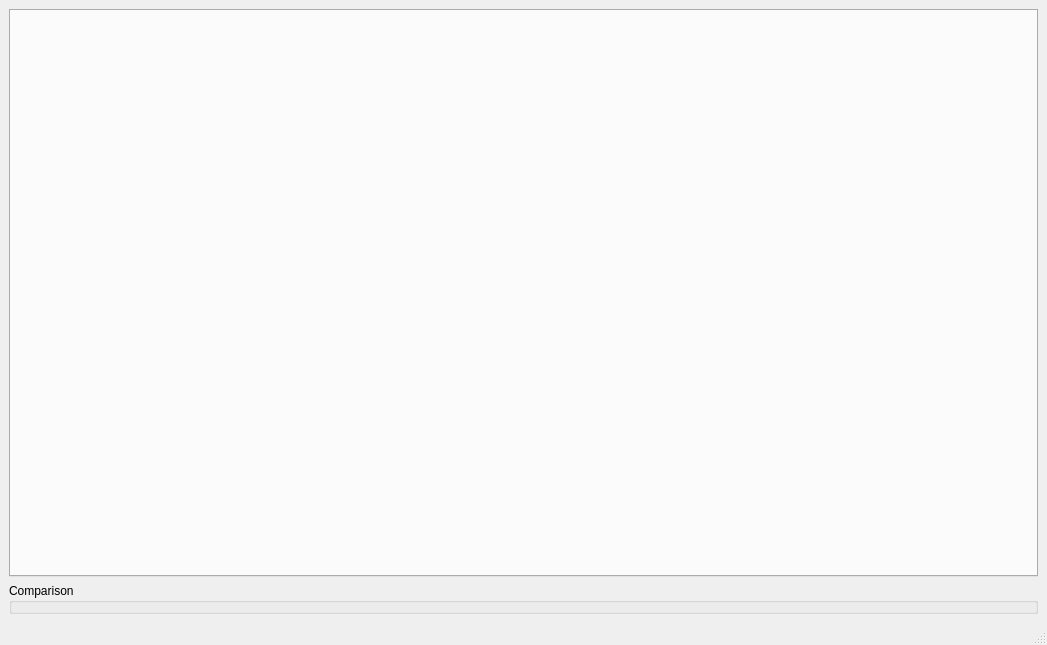
The window that mainwindow.ui (SeriousRedCat/sad-taxes) describes before a commit, drawn with Qt 5.
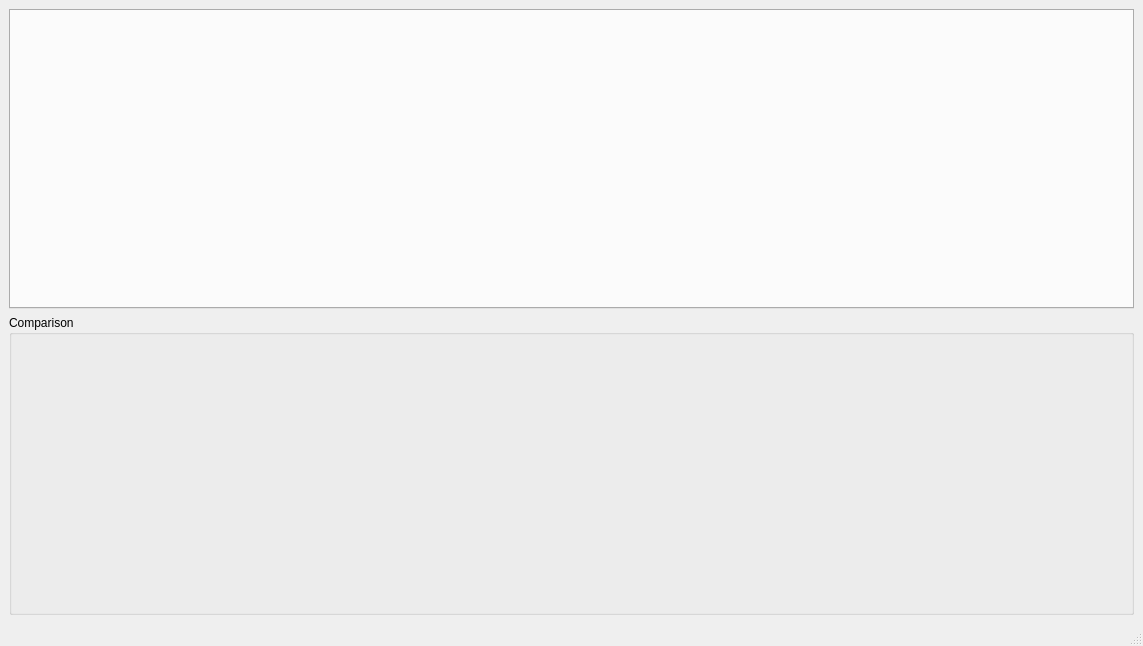
The same window after the commit. Custom widgets are drawn as their Qt base class.

What changed in the file:
```diff
--- a/mainwindow.ui
+++ b/mainwindow.ui
@@ -6,8 +6,8 @@
    <rect>
     <x>0</x>
     <y>0</y>
-    <width>1047</width>
-    <height>645</height>
+    <width>1143</width>
+    <height>646</height>
    </rect>
   </property>
   <property name="windowTitle">
@@ -24,9 +24,20 @@
     </item>
     <item>
      <widget class="QGroupBox" name="groupBox">
+      <property name="sizePolicy">
+       <sizepolicy hsizetype="Preferred" vsizetype="Expanding">
+        <horstretch>0</horstretch>
+        <verstretch>0</verstretch>
+       </sizepolicy>
+      </property>
       <property name="title">
        <string>Comparison</string>
       </property>
+      <layout class="QVBoxLayout" name="verticalLayout_2">
+       <item>
+        <widget class="QCustomPlot" name="graph" native="true"/>
+       </item>
+      </layout>
      </widget>
     </item>
    </layout>
@@ -43,6 +54,14 @@
   </widget>
   <widget class="QStatusBar" name="statusbar"/>
  </widget>
+ <customwidgets>
+  <customwidget>
+   <class>QCustomPlot</class>
+   <extends>QWidget</extends>
+   <header>third_party/qcustomplot.h</header>
+   <container>1</container>
+  </customwidget>
+ </customwidgets>
  <resources/>
  <connections/>
 </ui>
```
Left out of the diff: 2 changed lines with no effect on the pictures.
